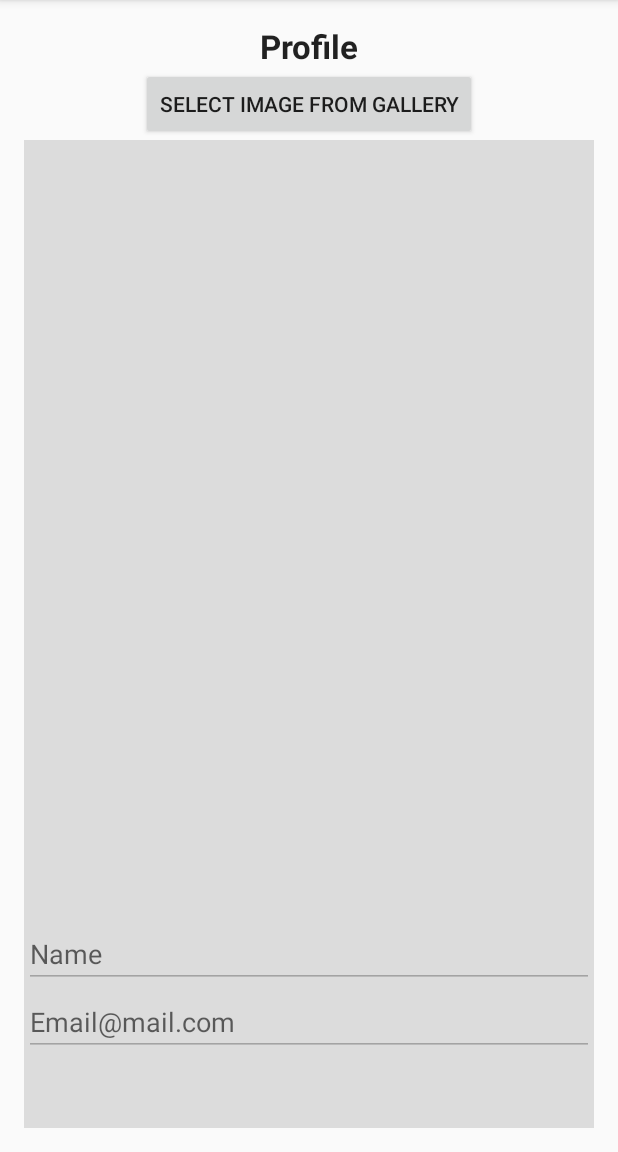
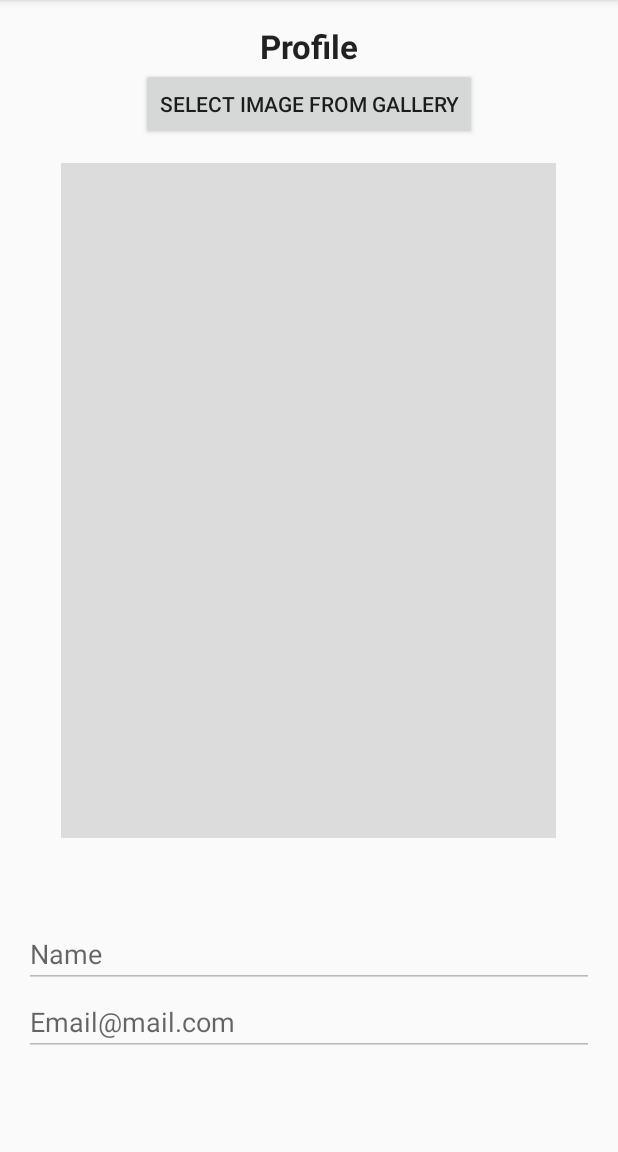
Before and after one commit to nalexanderdev/RunCommunityApp, an Android app: the ProfileActivity screen opened directly, with no data from a screen before it, on a phone screen of 412 x 824 dp, the part 84-1236 px from its top. Run offline under Robolectric (Android 15) with nearby library versions, the phone set to English and light mode, and no system bars; our stand-ins replace Firebase (no records; nobody signed in at launch, a user with empty details on screens opened directly), Picasso; pictures from the network do not load.

Commit message:
edit profile.xml image does not fill fullscreen

```diff
--- a/app/src/main/res/layout/activity_profile.xml
+++ b/app/src/main/res/layout/activity_profile.xml
@@ -69,9 +69,12 @@
 
     <ImageView
         android:id="@+id/imageView2"
-        android:layout_width="match_parent"
-        android:layout_height="match_parent"
+        android:layout_width="400dp"
+        android:layout_height="450dp"
         android:layout_below="@+id/selectImage"
         android:layout_centerHorizontal="true"
+        android:layout_marginBottom="150dp"
+        android:layout_marginEnd="50dp"
+        android:layout_marginTop="15dp"
         app:srcCompat="@color/common_google_signin_btn_text_light_disabled" />
 </RelativeLayout>
```
